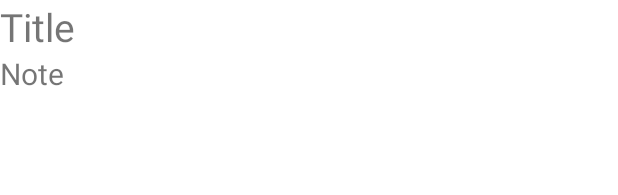
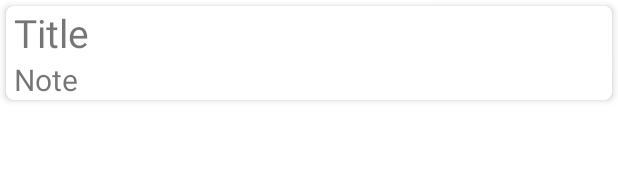
Before and after one commit to Tunahandmr/NotepadKotlin, an Android app: the layout custom_row.xml on its own in the app's theme, with its tools: preview values and no code run, on a phone screen of 412 x 824 dp. Shown: the top 195 px of the screen. Run offline under Robolectric (Android 15) with nearby library versions, the phone set to English and light mode, and no system bars.

```diff
--- a/app/src/main/res/layout/custom_row.xml
+++ b/app/src/main/res/layout/custom_row.xml
@@ -1,9 +1,14 @@
 <?xml version="1.0" encoding="utf-8"?>
-<androidx.constraintlayout.widget.ConstraintLayout xmlns:android="http://schemas.android.com/apk/res/android"
+<androidx.cardview.widget.CardView xmlns:android="http://schemas.android.com/apk/res/android"
     android:layout_width="match_parent"
     android:layout_height="wrap_content"
-    android:id="@+id/row_layout"
-    >
+    xmlns:app="http://schemas.android.com/apk/res-auto"
+    app:cardCornerRadius="5dp"
+    app:cardElevation="3dp"
+    android:layout_margin="4dp"
+    android:clickable="true"
+    android:foreground="?attr/selectableItemBackground"
+    android:id="@+id/row_layout">
 
     <LinearLayout
         android:layout_width="match_parent"
@@ -11,6 +16,7 @@
         android:orientation="vertical">
     <TextView
         android:id="@+id/title_id"
+        android:layout_marginStart="5dp"
         android:layout_width="match_parent"
         android:layout_height="wrap_content"
         android:text="Title"
@@ -18,9 +24,10 @@
 
     <TextView
         android:id="@+id/note_id"
+        android:layout_marginStart="5dp"
         android:layout_width="match_parent"
         android:layout_height="wrap_content"
         android:text="Note"
         android:textSize="20sp"/>
     </LinearLayout>
-</androidx.constraintlayout.widget.ConstraintLayout>
+</androidx.cardview.widget.CardView>
--- a/app/src/main/res/values/colors.xml
+++ b/app/src/main/res/values/colors.xml
@@ -1,7 +1,7 @@
 <?xml version="1.0" encoding="utf-8"?>
 <resources>
-    <color name="darkbar">#00B248</color>
-    <color name="lightbar">#00E676</color>
+    <color name="darkbar">#F6F6F6</color>
+    <color name="lightbar">#F6F6F6</color>
     <color name="purple_200">#FFBB86FC</color>
     <color name="purple_500">#FF6200EE</color>
     <color name="purple_700">#FF3700B3</color>
--- a/build.gradle
+++ b/build.gradle
@@ -6,9 +6,10 @@ buildscript {
     }
 }
 plugins {
-    id 'com.android.application' version '7.2.2' apply false
-    id 'com.android.library' version '7.2.2' apply false
+    id 'com.android.application' version '7.3.1' apply false
+    id 'com.android.library' version '7.3.1' apply false
     id 'org.jetbrains.kotlin.android' version '1.7.10' apply false
+
 }
 
 task clean(type: Delete) {
```
Also changed, not shown: app/build.gradle (+11 -4 lines), app/src/main/java/com/tunahan/notepadkotlin/adapter/ListAdapter.kt (+23 -7 lines), app/src/main/java/com/tunahan/notepadkotlin/room/NoteDao.kt (+9 -0 lines), app/src/main/java/com/tunahan/notepadkotlin/util/NoteRepository.kt (+12 -3 lines), app/src/main/java/com/tunahan/notepadkotlin/view/MainActivity.kt (+7 -1 lines), app/src/main/java/com/tunahan/notepadkotlin/view/MainFragment.kt (+41 -13 lines), app/src/main/java/com/tunahan/notepadkotlin/viewmodel/NoteViewModel.kt (+9 -0 lines), app/src/main/res/layout/fragment_main.xml (+20 -15 lines), gradle/wrapper/gradle-wrapper.properties.
